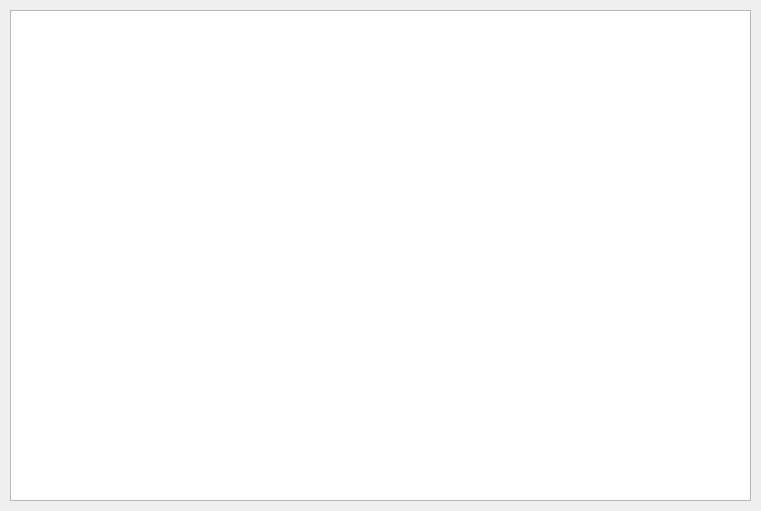
Qt form viewdraw.ui (stefanmarjanovic/Comp) before a commit.
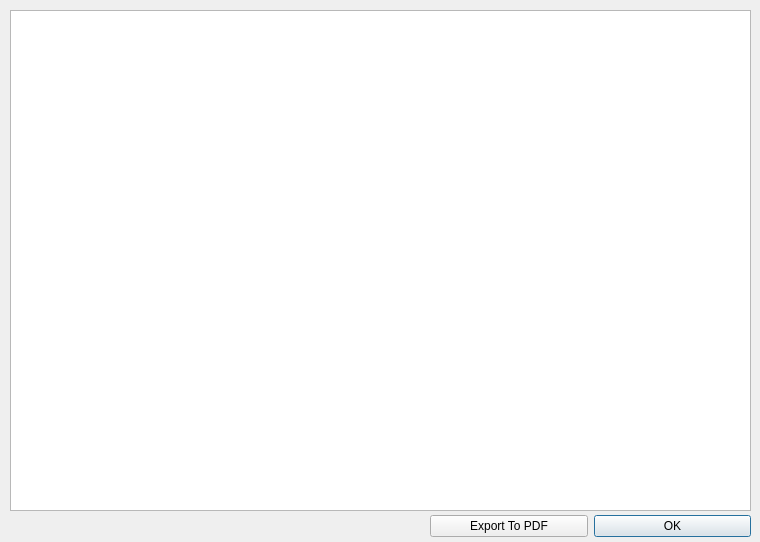
The same form after that commit.

```diff
--- a/viewdraw.ui
+++ b/viewdraw.ui
@@ -6,8 +6,8 @@
    <rect>
     <x>0</x>
     <y>0</y>
-    <width>761</width>
-    <height>511</height>
+    <width>760</width>
+    <height>542</height>
    </rect>
   </property>
   <property name="windowTitle">
@@ -19,10 +19,39 @@
      <x>10</x>
      <y>10</y>
      <width>741</width>
-     <height>491</height>
+     <height>501</height>
     </rect>
    </property>
   </widget>
+  <widget class="QWidget" name="layoutWidget">
+   <property name="geometry">
+    <rect>
+     <x>430</x>
+     <y>510</y>
+     <width>321</width>
+     <height>32</height>
+    </rect>
+   </property>
+   <layout class="QHBoxLayout" name="horizontalLayout">
+    <item>
+     <widget class="QPushButton" name="buttonPDFExport">
+      <property name="text">
+       <string>Export To PDF</string>
+      </property>
+     </widget>
+    </item>
+    <item>
+     <widget class="QPushButton" name="buttonOK">
+      <property name="text">
+       <string>OK</string>
+      </property>
+      <property name="default">
+       <bool>true</bool>
+      </property>
+     </widget>
+    </item>
+   </layout>
+  </widget>
  </widget>
  <resources/>
  <connections/>
```
